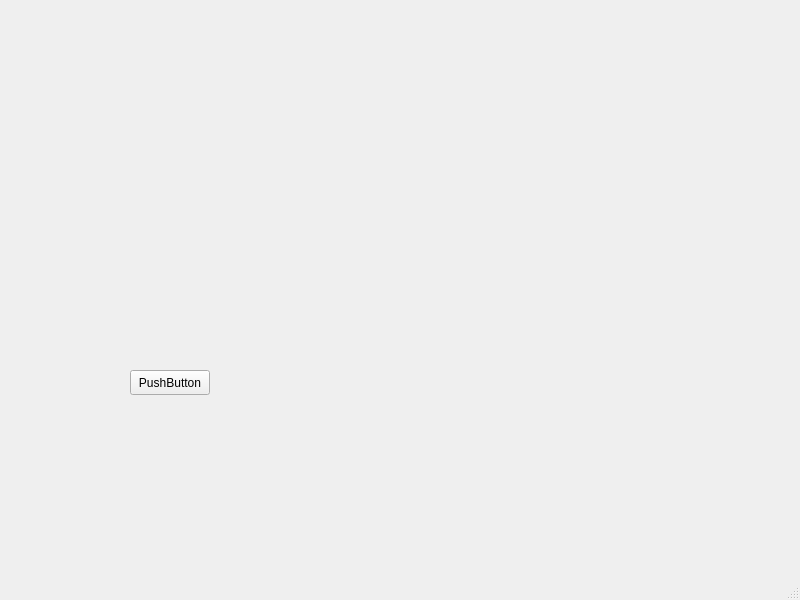
This is src/mainwindow.ui in borisbordeaux/Auto_Frac as Qt 5 draws it before an edit. The edited form follows.
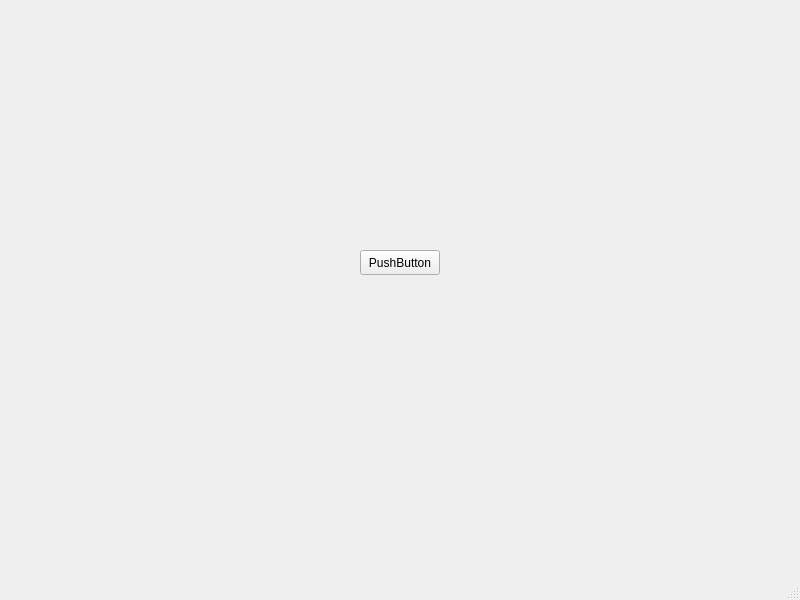
This is the edited form.

What changed in the file:
```diff
--- a/src/mainwindow.ui
+++ b/src/mainwindow.ui
@@ -17,8 +17,8 @@
    <widget class="QPushButton" name="pushButton">
     <property name="geometry">
      <rect>
-      <x>130</x>
-      <y>370</y>
+      <x>360</x>
+      <y>250</y>
       <width>80</width>
       <height>25</height>
      </rect>
```
Left out of the diff: 24 changed lines with no effect on the pictures.
